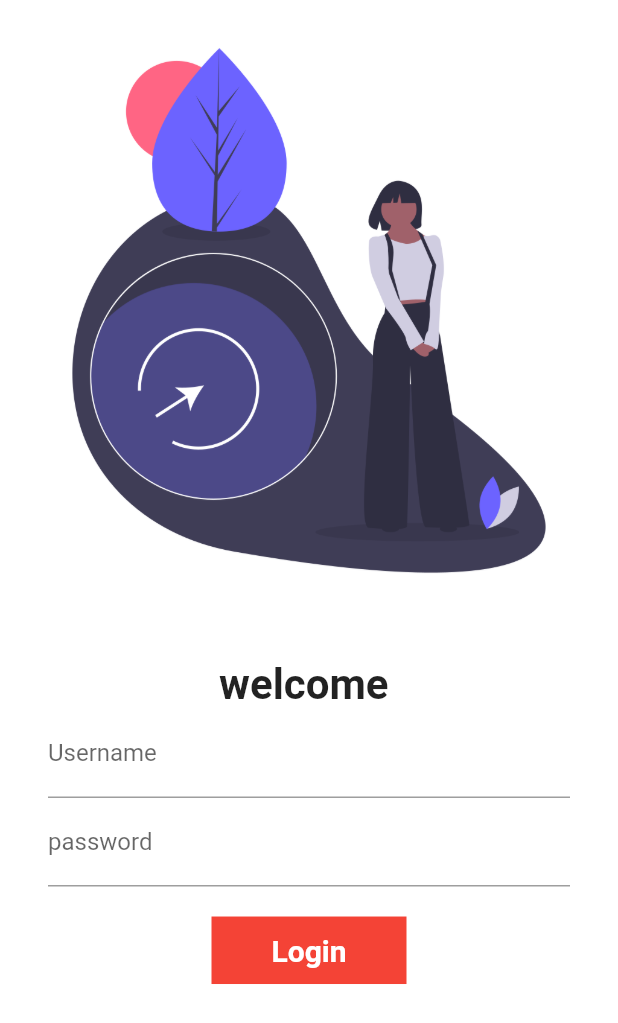
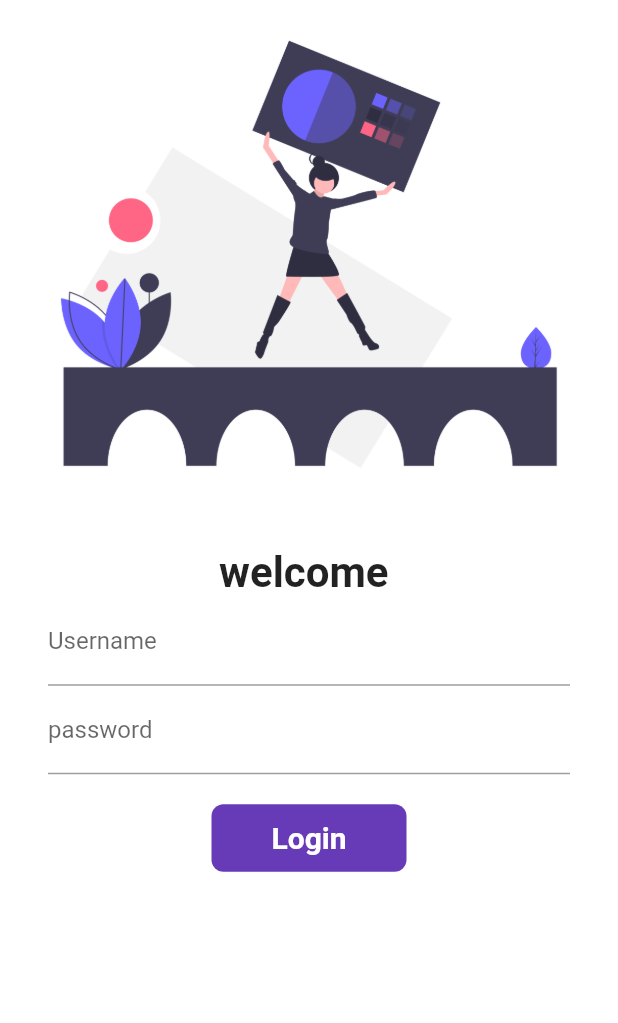
Before and after one commit to jvish2030/30DaysOfFlutter, a Flutter app: the screen it shows after launch, on a phone screen of 412 x 824 dp. Shown: the top 1023 px of the screen. Run offline on Flutter 3.47's test engine with Material 2 defaults, Android fonts, the phone set to English and light mode, and no system bars; our stand-ins replace google_fonts.

Commit message:
Day 8 completed

```diff
--- a/project1/lib/Pages/login_page.dart
+++ b/project1/lib/Pages/login_page.dart
@@ -11,6 +11,21 @@ class LoginPage extends StatefulWidget {
 class _LoginPageState extends State<LoginPage> {
   String name = "";
   bool onChange = false;
+  final _formKey = GlobalKey<FormState>();
+
+  moveToHome(BuildContext context) async {
+    if (_formKey.currentState!.validate()) {
+      setState(() {
+        onChange = true;
+      });
+      await Future.delayed(Duration(seconds: 1));
+      await Navigator.pushNamed(context, MyRoutes.homeRoute);
+      setState(() {
+        onChange = false;
+      });
+    }
+  }
+
   @override
   Widget build(BuildContext context) {
     return Material(
@@ -19,13 +34,15 @@ class _LoginPageState extends State<LoginPage> {
           child: Column(
             children: [
               Image.asset(
-                'assets/images/enter.png',
+                'assets/images/editable.png',
                 fit: BoxFit.contain,
               ),
               SizedBox(height: 10.0),
               Padding(
                 padding: const EdgeInsets.symmetric(
                     vertical: 16.0, horizontal: 32.0),
+                child: Form(
+                  key: _formKey,
                   child: Column(
                     children: [
                       Text("welcome $name",
@@ -38,23 +55,34 @@ class _LoginPageState extends State<LoginPage> {
                           name = value;
                           setState(() {});
                         },
+                        validator: (value) {
+                          if (value!.isEmpty) {
+                            return "username cannot be empty";
+                          }
+                          return null;
+                        },
                       ),
                       TextFormField(
                         obscureText: true,
                         decoration: InputDecoration(
                             hintText: "Enter password", labelText: "password"),
+                        validator: (value) {
+                          if (value!.isEmpty) {
+                            return "password cannot be empty";
+                          } else if (value.length < 6) {
+                            return "password length should be atleast 6";
+                          }
+                          return null;
+                        },
                       ),
                       SizedBox(
                         height: 20.0,
                       ),
-                    InkWell(
-                        onTap: () async {
-                          setState(() {
-                            onChange = true;
-                          });
-                          await Future.delayed(Duration(seconds: 1));
-                          Navigator.pushNamed(context, MyRoutes.homeRoute);
-                        },
+                      Material(
+                        color: Colors.deepPurple,
+                        borderRadius: BorderRadius.circular(8),
+                        child: InkWell(
+                            onTap: () => moveToHome(context),
                             child: AnimatedContainer(
                               duration: Duration(seconds: 1),
                               height: 45,
@@ -72,21 +100,10 @@ class _LoginPageState extends State<LoginPage> {
                                           fontWeight: FontWeight.bold,
                                           fontSize: 20),
                                     ),
-                          decoration: BoxDecoration(
-                            shape:
-                                onChange ? BoxShape.circle : BoxShape.rectangle,
-                            color: Colors.red,
-                            // borderRadius: BorderRadius.circular(8)),
-                          ),
-                        )
-                        // ElevatedButton(
-                        //   onPressed: () {
-                        //     Navigator.pushNamed(context, MyRoutes.homeRoute);
-                        //   },
-                        //   child: Text("login"),
-                        //   style: TextButton.styleFrom(minimumSize: Size(150, 40)),
+                            )),
                       )
                     ],
+                  ),
                 ),
               )
             ],
```
Also changed, not shown: project1/assets/images/editable.png (added). Lines whose indentation alone changed are shown as unchanged.
